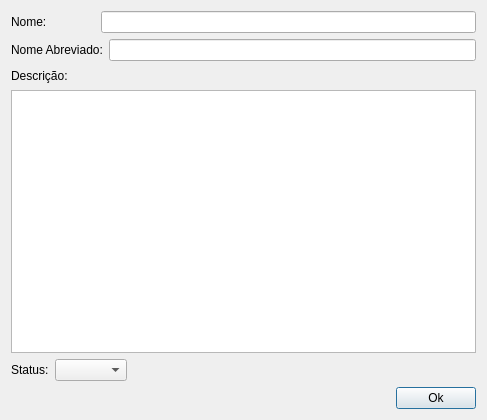
Old version of the form uis/addProjectForm.ui in the repository dsgoficial/SAP_Gerente.
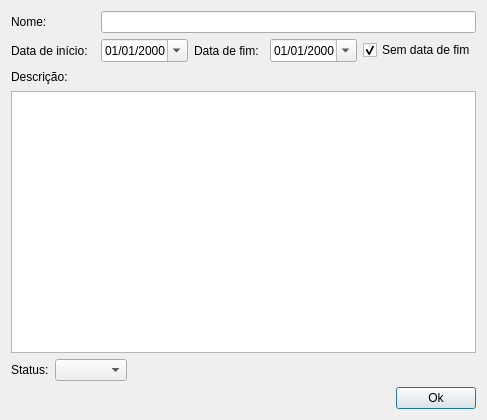
New version of the form.

```diff
--- a/uis/addProjectForm.ui
+++ b/uis/addProjectForm.ui
@@ -69,12 +69,46 @@
         </size>
        </property>
        <property name="text">
-        <string>Nome Abreviado:</string>
+        <string>Data de início:</string>
        </property>
       </widget>
      </item>
      <item>
-      <widget class="QLineEdit" name="nameAbrevLe"/>
+      <widget class="QDateEdit" name="dataInicioDe">
+       <property name="calendarPopup">
+        <bool>true</bool>
+       </property>
+       <property name="displayFormat">
+        <string>dd/MM/yyyy</string>
+       </property>
+      </widget>
+     </item>
+     <item>
+      <widget class="QLabel" name="dataFimLabel">
+       <property name="text">
+        <string>Data de fim:</string>
+       </property>
+      </widget>
+     </item>
+     <item>
+      <widget class="QDateEdit" name="dataFimDe">
+       <property name="calendarPopup">
+        <bool>true</bool>
+       </property>
+       <property name="displayFormat">
+        <string>dd/MM/yyyy</string>
+       </property>
+      </widget>
+     </item>
+     <item>
+      <widget class="QCheckBox" name="semDataFimCkb">
+       <property name="text">
+        <string>Sem data de fim</string>
+       </property>
+       <property name="checked">
+        <bool>true</bool>
+       </property>
+      </widget>
      </item>
     </layout>
    </item>
```
Left out of the diff: 4 changed lines with no effect on the pictures.
